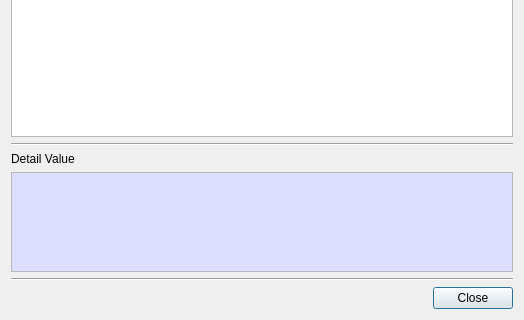
The window that CertMan/csr_info_dlg.ui (jykim74/CertMan) describes before a commit, drawn with Qt 5; both pictures show x 0 to 524 and y 156 to 476 of the 524 by 476 pixel window.
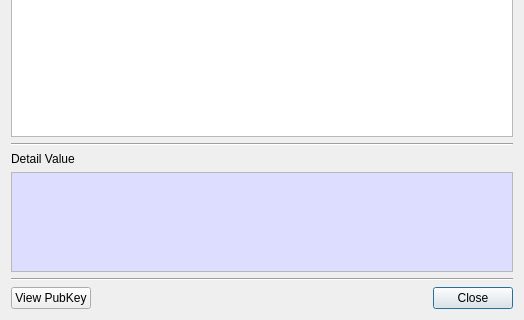
The same window after the commit.

Patch:
```diff
--- a/CertMan/csr_info_dlg.ui
+++ b/CertMan/csr_info_dlg.ui
@@ -194,14 +194,14 @@
      <property name="topMargin">
       <number>0</number>
      </property>
-     <item row="0" column="1">
+     <item row="0" column="2">
       <widget class="QPushButton" name="mCloseBtn">
        <property name="text">
         <string>Close</string>
        </property>
       </widget>
      </item>
-     <item row="0" column="0">
+     <item row="0" column="1">
       <spacer name="horizontalSpacer">
        <property name="orientation">
         <enum>Qt::Horizontal</enum>
@@ -214,6 +214,13 @@
        </property>
       </spacer>
      </item>
+     <item row="0" column="0">
+      <widget class="QPushButton" name="mViewPubKeyBtn">
+       <property name="text">
+        <string>View PubKey</string>
+       </property>
+      </widget>
+     </item>
     </layout>
    </item>
   </layout>
```
